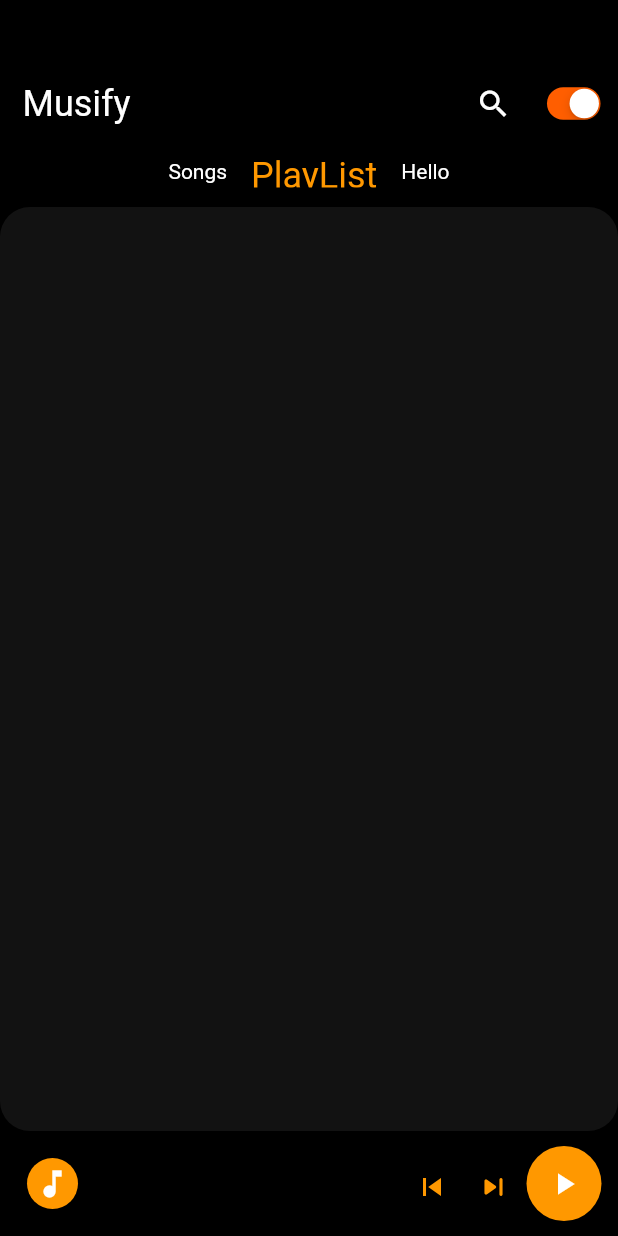
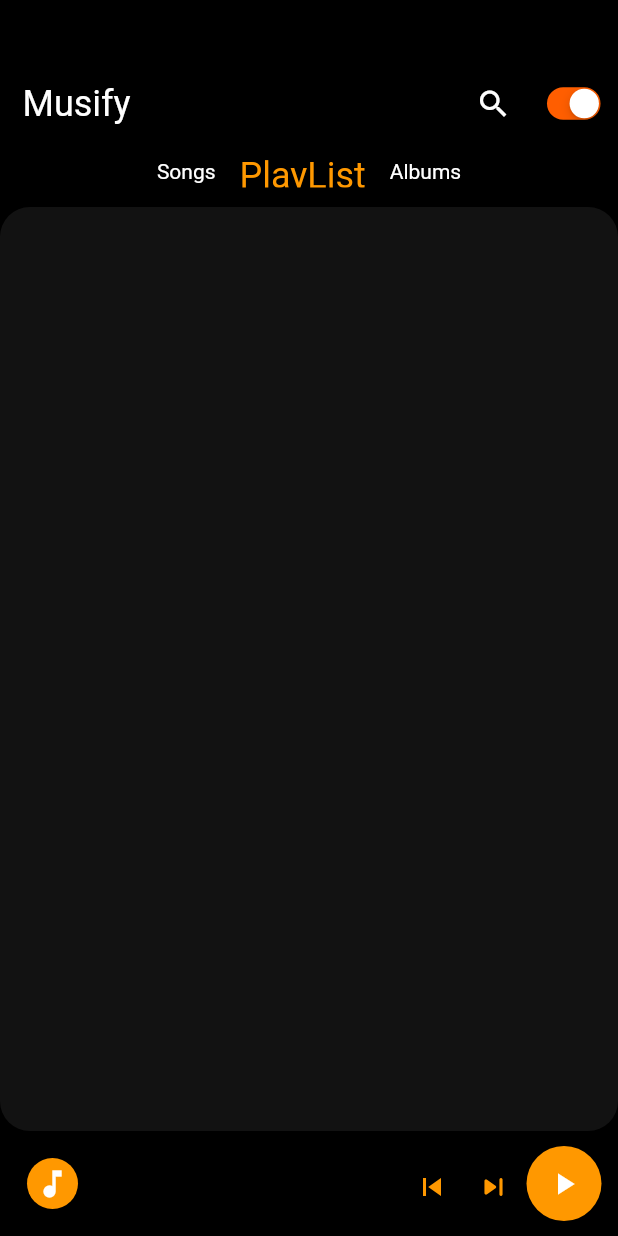
Before and after one commit to lakshanamal/music_app, a Flutter app: the screen it shows after launch, on a phone screen of 412 x 824 dp. Run offline on Flutter 3.47's test engine with Material 2 defaults, Android fonts, the phone set to English and light mode, and no system bars; our stand-ins replace audioplayers, permission_handler; missing offline and left inert: flutter_audio_query.

Commit message:
bug fixed

```diff
--- a/lib/main.dart
+++ b/lib/main.dart
@@ -1,12 +1,10 @@
 import 'dart:async';
-
 import 'package:audioplayers/audioplayers.dart';
 import 'package:flutter/cupertino.dart';
 import 'package:flutter/material.dart';
 import 'components/play_button.dart';
 import 'package:flutter_audio_query/flutter_audio_query.dart';
 import 'package:permission_handler/permission_handler.dart';
-import 'package:carousel_slider/carousel_slider.dart';
 
 void main() {
   runApp(MyApp());
@@ -17,6 +15,7 @@ class MyApp extends StatelessWidget {
   @override
   Widget build(BuildContext context) {
     return MaterialApp(
+      theme: ThemeData(brightness: Brightness.light),
       debugShowCheckedModeBanner: false,
       home: SplashScreen(),
     );
@@ -145,6 +144,9 @@ class _MusicAppState extends State<MusicApp> {
 
   @override
   Widget build(BuildContext context) {
+    final text = MediaQuery.of(context).platformBrightness == Brightness.dark
+        ? 'DarkTheme'
+        : 'LightTheme';
     return Scaffold(
       backgroundColor: Colors.black,
       body: Container(
@@ -216,7 +218,7 @@ class _MusicAppState extends State<MusicApp> {
                         padding:
                             const EdgeInsets.only(bottom: 8, left: 8, right: 8),
                         child: Text(
-                          "Hello",
+                          "Albums",
                           style: TextStyle(color: Colors.white),
                         ),
                       ),
@@ -421,55 +423,3 @@ class _MusicAppState extends State<MusicApp> {
     );
   }
 }
-
-// PlayButton(
-//                               onPressed: () {
-//                                 {
-//                                   if (currentSong == "") {
-//                                     playMusic(currentPath);
-//                                   } else {
-//                                     if (isPlaying) {
-//                                       audioPlayer.pause();
-//                                       setState(() {
-//                                         isPlaying = false;
-//                                         btn = Icons.play_arrow;
-//                                       });
-//                                     } else {
-//                                       audioPlayer.resume();
-//                                       setState(() {
-//                                         isPlaying = true;
-//                                         btn = Icons.pause;
-//                                       });
-//                                     }
-//                                   }
-//                                 }
-//                               },
-//                               initialIsPlaying: isPlaying,
-//                               playIcon: Icon(btn),
-//                             ),
-
-// MaterialButton(
-//                                 child: Icon(
-//                                   btn,
-//                                   color: Colors.white,
-//                                 ),
-//                                 onPressed: () {
-//                                   if (currentSong == "") {
-//                                     playMusic(currentPath);
-//                                   } else {
-//                                     if (isPlaying) {
-//                                       audioPlayer.pause();
-//                                       setState(() {
-//                                         isPlaying = false;
-//                                         btn = Icons.play_arrow;
-//                                       });
-//                                     } else {
-//                                       audioPlayer.resume();
-//                                       setState(() {
-//                                         isPlaying = true;
-//                                         btn = Icons.pause;
-//                                       });
-//                                     }
-//                                   }
-//                                 },
-//                               )
```
Also changed, not shown: pubspec.yaml (+2 -6 lines), pubspec.lock, 2 other files.
